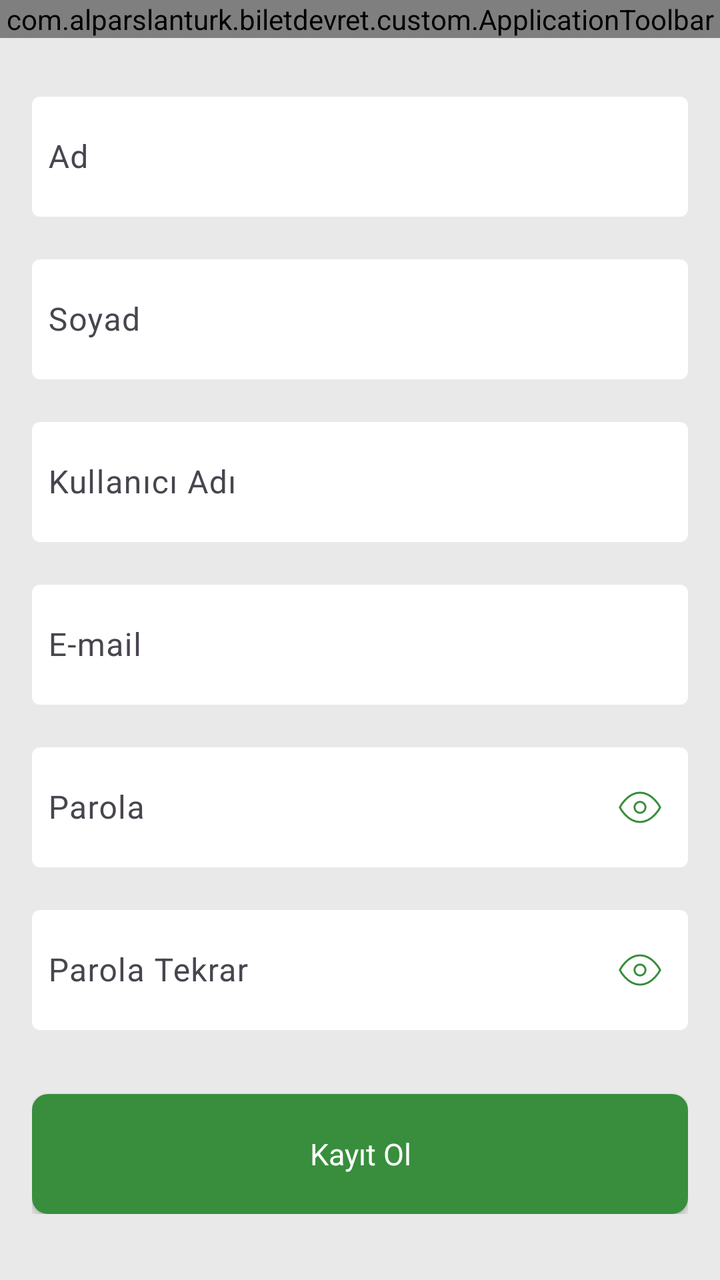
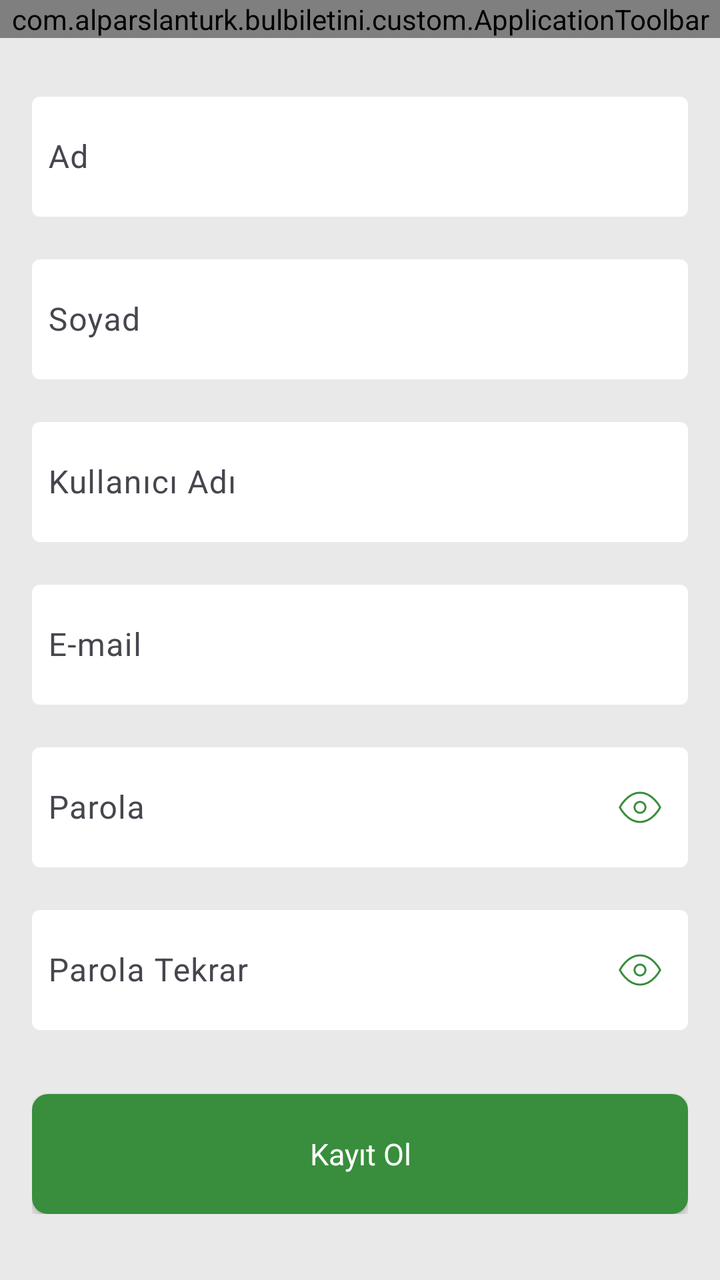

Compare the two renders of this Android layout. The source of the first and the diff that turns it into the second are given below.
<!-- AndroidManifest.xml: application theme Theme.KombineApp -->
<!-- res/layout/activity_register.xml -->
<?xml version="1.0" encoding="utf-8"?>
<RelativeLayout xmlns:android="http://schemas.android.com/apk/res/android"
    xmlns:app="http://schemas.android.com/apk/res-auto"
    android:layout_width="match_parent"
    android:layout_height="match_parent"
    android:background="@color/bg_color"
    android:orientation="vertical">

    <com.alparslanturk.biletdevret.custom.ApplicationToolbar
        android:id="@+id/toolbar"
        android:layout_width="match_parent"
        android:layout_height="wrap_content" />

    <LinearLayout
        android:layout_width="match_parent"
        android:layout_height="wrap_content"
        android:layout_below="@id/toolbar"
        android:orientation="vertical"
        android:padding="16dp">

        <com.google.android.material.textfield.TextInputLayout
            android:layout_width="match_parent"
            android:layout_height="wrap_content"
            android:layout_marginTop="8dp"
            app:boxBackgroundColor="@color/white"
            app:boxStrokeWidth="0dp">

            <com.google.android.material.textfield.TextInputEditText
                android:id="@+id/edtName"
                android:layout_width="match_parent"
                android:layout_height="60dp"
                android:hint="@string/name"
                android:imeOptions="actionNext"
                android:inputType="text"
                android:maxLines="1"
                android:padding="8dp"
                android:textCursorDrawable="@drawable/color_cursor" />

        </com.google.android.material.textfield.TextInputLayout>

        <com.google.android.material.textfield.TextInputLayout
            android:layout_width="match_parent"
            android:layout_height="wrap_content"
            android:layout_marginTop="16dp"
            app:boxBackgroundColor="@color/white"
            app:boxStrokeWidth="0dp">

            <com.google.android.material.textfield.TextInputEditText
                android:id="@+id/edtSurname"
                android:layout_width="match_parent"
                android:layout_height="60dp"
                android:hint="@string/surname"
                android:imeOptions="actionNext"
                android:inputType="text"
                android:maxLines="1"
                android:padding="8dp"
                android:textCursorDrawable="@drawable/color_cursor" />

        </com.google.android.material.textfield.TextInputLayout>

        <com.google.android.material.textfield.TextInputLayout
            android:layout_width="match_parent"
            android:layout_height="wrap_content"
            android:layout_marginTop="16dp"
            app:boxBackgroundColor="@color/white"
            app:boxStrokeWidth="0dp">

            <com.google.android.material.textfield.TextInputEditText
                android:id="@+id/edtUserName"
                android:layout_width="match_parent"
                android:layout_height="60dp"
                android:hint="@string/user_name"
                android:imeOptions="actionNext"
                android:inputType="text"
                android:maxLines="1"
                android:padding="8dp"
                android:textCursorDrawable="@drawable/color_cursor" />

        </com.google.android.material.textfield.TextInputLayout>

        <com.google.android.material.textfield.TextInputLayout
            android:layout_width="match_parent"
            android:layout_height="wrap_content"
            android:layout_marginTop="16dp"
            app:boxBackgroundColor="@color/white"
            app:boxStrokeWidth="0dp">

            <com.google.android.material.textfield.TextInputEditText
                android:id="@+id/edtMail"
                android:layout_width="match_parent"
                android:layout_height="60dp"
                android:hint="@string/email"
                android:imeOptions="actionNext"
                android:inputType="text"
                android:maxLines="1"
                android:padding="8dp"
                android:textCursorDrawable="@drawable/color_cursor" />

        </com.google.android.material.textfield.TextInputLayout>

        <com.google.android.material.textfield.TextInputLayout
            android:layout_width="match_parent"
            android:layout_height="wrap_content"
            android:layout_marginTop="16dp"
            app:boxBackgroundColor="@color/white"
            app:boxStrokeWidth="0dp"
            app:endIconDrawable="@drawable/show_password_selector"
            app:endIconMode="password_toggle"
            app:endIconTint="@null">

            <com.google.android.material.textfield.TextInputEditText
                android:id="@+id/edtPassword"
                android:layout_width="match_parent"
                android:layout_height="60dp"
                android:hint="@string/password"
                android:imeOptions="actionDone"
                android:inputType="textPassword"
                android:maxLines="1"
                android:padding="8dp"
                android:textCursorDrawable="@drawable/color_cursor" />

        </com.google.android.material.textfield.TextInputLayout>

        <com.google.android.material.textfield.TextInputLayout
            android:layout_width="match_parent"
            android:layout_height="wrap_content"
            android:layout_marginTop="16dp"
            app:boxBackgroundColor="@color/white"
            app:boxStrokeWidth="0dp"
            app:endIconDrawable="@drawable/show_password_selector"
            app:endIconMode="password_toggle"
            app:endIconTint="@null">

            <com.google.android.material.textfield.TextInputEditText
                android:id="@+id/edtPasswordAgain"
                android:layout_width="match_parent"
                android:layout_height="60dp"
                android:hint="@string/password_again"
                android:imeOptions="actionDone"
                android:inputType="textPassword"
                android:maxLines="1"
                android:padding="8dp"
                android:textCursorDrawable="@drawable/color_cursor" />

        </com.google.android.material.textfield.TextInputLayout>

        <androidx.appcompat.widget.AppCompatButton
            android:id="@+id/btnRegister"
            android:layout_width="match_parent"
            android:layout_height="wrap_content"
            android:layout_marginTop="32dp"
            android:height="60dp"
            android:background="@drawable/bg_rounded"
            android:backgroundTint="@color/primary"
            android:fontFamily="@font/lato_bold"
            android:text="@string/register"
            android:textAllCaps="false"
            android:textColor="@color/white"
            android:textSize="15sp" />

    </LinearLayout>

</RelativeLayout>
<!-- resources referenced by this layout -->
<resources>
  <color name="bg_color">#E9E9E9</color>
  <color name="primary">#388E3C</color>
  <color name="white">#FFFFFFFF</color>
  <!-- drawable bg_rounded (drawable) -->
  <?xml version="1.0" encoding="utf-8"?>
  <shape xmlns:android="http://schemas.android.com/apk/res/android"
      android:padding="10dp"
      android:shape="rectangle">
  
      <solid android:color="@color/ticket_bg_color" />
  
      <corners android:radius="8dp" />
  </shape>
  <!-- drawable color_cursor (drawable) -->
  <shape xmlns:android="http://schemas.android.com/apk/res/android">
      <size android:width="2dp" />
      <solid android:color="#FFFFFF" />
  </shape>
  <string name="email">E-mail</string>
  <string name="name">Ad</string>
  <string name="password">Parola</string>
  <string name="password_again">Parola Tekrar</string>
  <string name="register">Kayıt Ol</string>
  <string name="surname">Soyad</string>
  <string name="user_name">Kullanıcı Adı</string>
  <style name="Theme.KombineApp" parent="Base.Theme.KombineApp" />
  <color name="ticket_bg_color">#FFFFFF</color>
  <!-- drawable ic_hide_password (drawable) -->
  <vector xmlns:android="http://schemas.android.com/apk/res/android"
      android:width="22dp"
      android:height="22dp"
      android:viewportWidth="22"
      android:viewportHeight="22">
      <path
          android:fillColor="#00000000"
          android:fillType="evenOdd"
          android:pathData="M0.917,11S4.584,3.667 11,3.667C17.417,3.667 21.084,11 21.084,11s-3.667,7.334 -10.084,7.334C4.584,18.334 0.917,11 0.917,11z"
          android:strokeWidth="1"
          android:strokeColor="@color/primary"
          android:strokeLineCap="round"
          android:strokeLineJoin="round" />
      <path
          android:fillColor="#00000000"
          android:fillType="evenOdd"
          android:pathData="M11,11m-2.75,0a2.75,2.75 0,1 1,5.5 0a2.75,2.75 0,1 1,-5.5 0"
          android:strokeWidth="1"
          android:strokeColor="@color/primary"
          android:strokeLineCap="round"
          android:strokeLineJoin="round" />
      <path
          android:fillColor="#00000000"
          android:fillType="evenOdd"
          android:pathData="m20.75,0.75 l-19.5,19.5"
          android:strokeWidth="1"
          android:strokeColor="@color/primary"
          android:strokeLineCap="square" />
  </vector>
  <!-- drawable ic_show_password (drawable) -->
  <vector xmlns:android="http://schemas.android.com/apk/res/android"
      android:width="22dp"
      android:height="22dp"
      android:viewportWidth="22"
      android:viewportHeight="22">
      <path
          android:fillColor="#00000000"
          android:fillType="evenOdd"
          android:pathData="M0.917,11S4.584,3.667 11,3.667C17.417,3.667 21.084,11 21.084,11s-3.667,7.334 -10.084,7.334C4.584,18.334 0.917,11 0.917,11z"
          android:strokeWidth="1"
          android:strokeColor="@color/primary"
          android:strokeLineCap="round"
          android:strokeLineJoin="round" />
      <path
          android:fillColor="#00000000"
          android:fillType="evenOdd"
          android:pathData="M11,11m-2.75,0a2.75,2.75 0,1 1,5.5 0a2.75,2.75 0,1 1,-5.5 0"
          android:strokeWidth="1"
          android:strokeColor="@color/primary"
          android:strokeLineCap="round"
          android:strokeLineJoin="round" />
  </vector>
  <style name="Base.Theme.KombineApp" parent="Theme.Material3.DayNight.NoActionBar">
          <item name="colorPrimary">@color/primary</item>
          <item name="colorSecondaryContainer">@color/light_green</item>
          <item name="android:navigationBarColor">@color/white</item>
      </style>
  <color name="light_green">#EBF3EB</color>
  <!-- unchanged entries left out for length: 1 -->
</resources>

<!-- the commit's change to res/layout/activity_register.xml (unified diff, before → after) -->
@@ -6,7 +6,7 @@
     android:background="@color/bg_color"
     android:orientation="vertical">
 
-    <com.alparslanturk.biletdevret.custom.ApplicationToolbar
+    <com.alparslanturk.bulbiletini.custom.ApplicationToolbar
         android:id="@+id/toolbar"
         android:layout_width="match_parent"
         android:layout_height="wrap_content" />
@@ -22,7 +22,7 @@
             android:layout_width="match_parent"
             android:layout_height="wrap_content"
             android:layout_marginTop="8dp"
-            app:boxBackgroundColor="@color/white"
+            app:boxBackgroundColor="@color/ticket_bg_color"
             app:boxStrokeWidth="0dp">
 
             <com.google.android.material.textfield.TextInputEditText
@@ -42,7 +42,7 @@
             android:layout_width="match_parent"
             android:layout_height="wrap_content"
             android:layout_marginTop="16dp"
-            app:boxBackgroundColor="@color/white"
+            app:boxBackgroundColor="@color/ticket_bg_color"
             app:boxStrokeWidth="0dp">
 
             <com.google.android.material.textfield.TextInputEditText
@@ -62,7 +62,7 @@
             android:layout_width="match_parent"
             android:layout_height="wrap_content"
             android:layout_marginTop="16dp"
-            app:boxBackgroundColor="@color/white"
+            app:boxBackgroundColor="@color/ticket_bg_color"
             app:boxStrokeWidth="0dp">
 
             <com.google.android.material.textfield.TextInputEditText
@@ -82,7 +82,7 @@
             android:layout_width="match_parent"
             android:layout_height="wrap_content"
             android:layout_marginTop="16dp"
-            app:boxBackgroundColor="@color/white"
+            app:boxBackgroundColor="@color/ticket_bg_color"
             app:boxStrokeWidth="0dp">
 
             <com.google.android.material.textfield.TextInputEditText
@@ -102,7 +102,7 @@
             android:layout_width="match_parent"
             android:layout_height="wrap_content"
             android:layout_marginTop="16dp"
-            app:boxBackgroundColor="@color/white"
+            app:boxBackgroundColor="@color/ticket_bg_color"
             app:boxStrokeWidth="0dp"
             app:endIconDrawable="@drawable/show_password_selector"
             app:endIconMode="password_toggle"
@@ -125,7 +125,7 @@
             android:layout_width="match_parent"
             android:layout_height="wrap_content"
             android:layout_marginTop="16dp"
-            app:boxBackgroundColor="@color/white"
+            app:boxBackgroundColor="@color/ticket_bg_color"
             app:boxStrokeWidth="0dp"
             app:endIconDrawable="@drawable/show_password_selector"
             app:endIconMode="password_toggle"
@@ -152,6 +152,7 @@
             android:height="60dp"
             android:background="@drawable/bg_rounded"
             android:backgroundTint="@color/primary"
+            android:foreground="@drawable/bg_ripple_effect"
             android:fontFamily="@font/lato_bold"
             android:text="@string/register"
             android:textAllCaps="false"
<!-- resource entries referenced after the edit -->
@@ -3,6 +3,17 @@
   <color name="bg_color">#E9E9E9</color>
   <color name="primary">#388E3C</color>
   <color name="white">#FFFFFFFF</color>
+  <!-- drawable bg_ripple_effect (drawable) -->
+  <?xml version="1.0" encoding="utf-8"?>
+  <ripple xmlns:android="http://schemas.android.com/apk/res/android"
+      android:color="?android:attr/colorControlHighlight">
+      <item android:id="@android:id/mask">
+          <shape android:shape="rectangle">
+              <solid android:color="#000000" />
+              <corners android:radius="8dp" />
+          </shape>
+      </item>
+  </ripple>
   <!-- drawable bg_rounded (drawable) -->
   <?xml version="1.0" encoding="utf-8"?>
   <shape xmlns:android="http://schemas.android.com/apk/res/android"
@@ -38,7 +49,7 @@
           android:fillType="evenOdd"
           android:pathData="M0.917,11S4.584,3.667 11,3.667C17.417,3.667 21.084,11 21.084,11s-3.667,7.334 -10.084,7.334C4.584,18.334 0.917,11 0.917,11z"
           android:strokeWidth="1"
-          android:strokeColor="@color/primary"
+          android:strokeColor="@color/green"
           android:strokeLineCap="round"
           android:strokeLineJoin="round" />
       <path
@@ -46,7 +57,7 @@
           android:fillType="evenOdd"
           android:pathData="M11,11m-2.75,0a2.75,2.75 0,1 1,5.5 0a2.75,2.75 0,1 1,-5.5 0"
           android:strokeWidth="1"
-          android:strokeColor="@color/primary"
+          android:strokeColor="@color/green"
           android:strokeLineCap="round"
           android:strokeLineJoin="round" />
       <path
@@ -54,7 +65,7 @@
           android:fillType="evenOdd"
           android:pathData="m20.75,0.75 l-19.5,19.5"
           android:strokeWidth="1"
-          android:strokeColor="@color/primary"
+          android:strokeColor="@color/green"
           android:strokeLineCap="square" />
   </vector>
   <!-- drawable ic_show_password (drawable) -->
@@ -68,7 +79,7 @@
           android:fillType="evenOdd"
           android:pathData="M0.917,11S4.584,3.667 11,3.667C17.417,3.667 21.084,11 21.084,11s-3.667,7.334 -10.084,7.334C4.584,18.334 0.917,11 0.917,11z"
           android:strokeWidth="1"
-          android:strokeColor="@color/primary"
+          android:strokeColor="@color/green"
           android:strokeLineCap="round"
           android:strokeLineJoin="round" />
       <path
@@ -76,7 +87,7 @@
           android:fillType="evenOdd"
           android:pathData="M11,11m-2.75,0a2.75,2.75 0,1 1,5.5 0a2.75,2.75 0,1 1,-5.5 0"
           android:strokeWidth="1"
-          android:strokeColor="@color/primary"
+          android:strokeColor="@color/green"
           android:strokeLineCap="round"
           android:strokeLineJoin="round" />
   </vector>
@@ -85,6 +96,7 @@
           <item name="colorSecondaryContainer">@color/light_green</item>
           <item name="android:navigationBarColor">@color/white</item>
       </style>
+  <color name="green">#388E3C</color>
   <color name="light_green">#EBF3EB</color>
   <!-- unchanged entries left out for length: 1 -->
 </resources>
